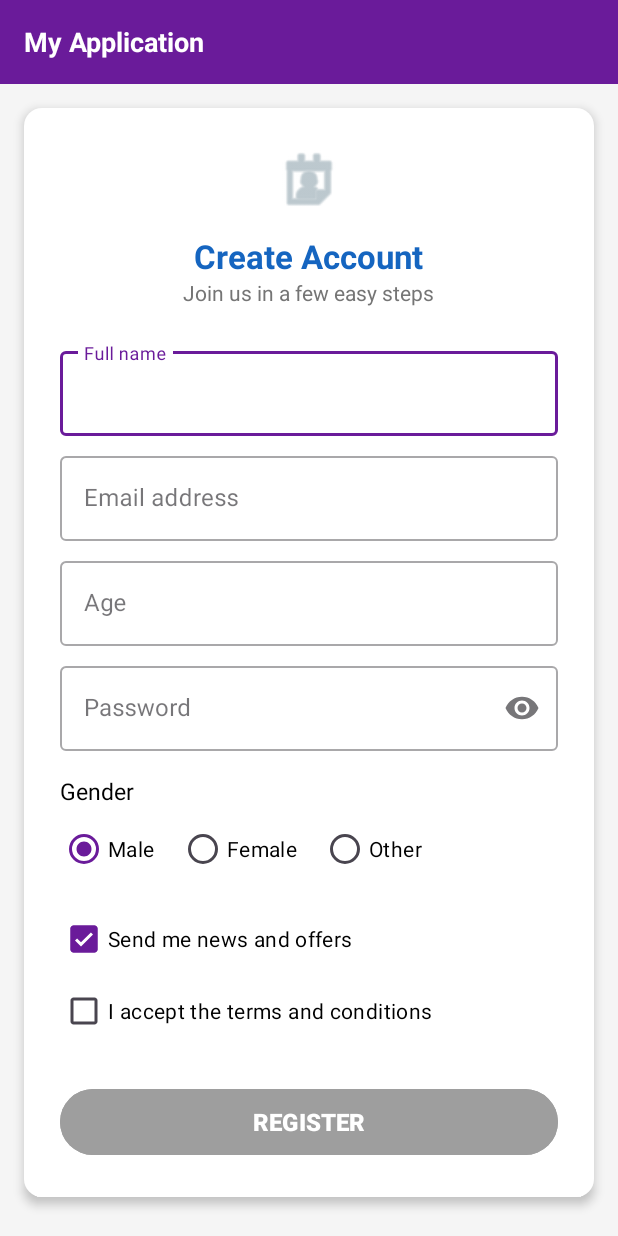
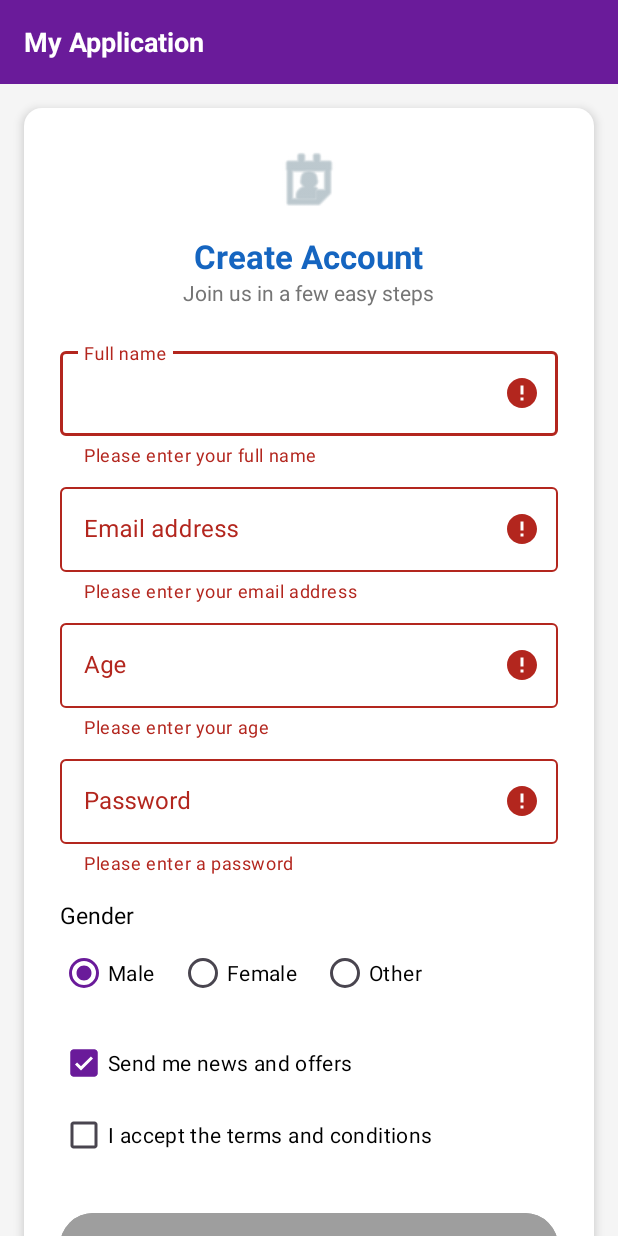
Before and after one commit to metide40/mobile-app-lab-task-1, an Android app: the screen it shows after launch (CreateAccountActivity), after a tap on "REGISTER", on a phone screen of 412 x 824 dp. Run offline under Robolectric (Android 15) with nearby library versions, the phone set to English and light mode, and no system bars.

Commit message:
Add input verification for name, age range (0-150), email, password, and terms

```diff
--- a/app/src/main/java/com/example/lab_exercises/CreateAccountActivity.java
+++ b/app/src/main/java/com/example/lab_exercises/CreateAccountActivity.java
@@ -1,7 +1,10 @@
-package com.example.lab_exercises; // ← Change this to your real package name
+package com.example.lab_exercises;
 
 import android.content.Intent;
 import android.os.Bundle;
+import android.text.Editable;
+import android.text.TextWatcher;
+import android.util.Patterns;
 import android.widget.Button;
 import android.widget.CheckBox;
 import android.widget.RadioGroup;
@@ -10,9 +13,11 @@ import android.widget.Toast;
 import androidx.appcompat.app.AppCompatActivity;
 
 import com.google.android.material.textfield.TextInputEditText;
+import com.google.android.material.textfield.TextInputLayout;
 
 public class CreateAccountActivity extends AppCompatActivity {
 
+    private TextInputLayout tilFullName, tilEmail, tilAge, tilPassword;
     private TextInputEditText etFullName, etEmail, etAge, etPassword;
     private RadioGroup rgGender;
     private CheckBox cbNews, cbTerms;
@@ -23,42 +28,144 @@ public class CreateAccountActivity extends AppCompatActivity {
         super.onCreate(savedInstanceState);
         setContentView(R.layout.activity_create_account);
 
-        // Find views
+        // Find TextInputLayouts
+        tilFullName = findViewById(R.id.tilFullName);
+        tilEmail = findViewById(R.id.tilEmail);
+        tilAge = findViewById(R.id.tilAge);
+        tilPassword = findViewById(R.id.tilPassword);
+
+        // Find EditTexts
         etFullName = findViewById(R.id.etFullName);
         etEmail = findViewById(R.id.etEmail);
         etAge = findViewById(R.id.etAge);
         etPassword = findViewById(R.id.etPassword);
+
+        // Find other input views
         rgGender = findViewById(R.id.rgGender);
         cbNews = findViewById(R.id.cbNews);
         cbTerms = findViewById(R.id.cbTerms);
         btnRegister = findViewById(R.id.btnRegister);
 
+        // Automatically clear validation errors when user types
+        setupErrorClearing();
+
         // Register button click
-        btnRegister.setOnClickListener(v -> {
+        btnRegister.setOnClickListener(v -> validateAndRegister());
+    }
+
+    private void setupErrorClearing() {
+        clearErrorOnType(etFullName, tilFullName);
+        clearErrorOnType(etEmail, tilEmail);
+        clearErrorOnType(etAge, tilAge);
+        clearErrorOnType(etPassword, tilPassword);
+    }
+
+    private void clearErrorOnType(TextInputEditText editText, TextInputLayout inputLayout) {
+        if (editText != null && inputLayout != null) {
+            editText.addTextChangedListener(new TextWatcher() {
+                @Override
+                public void beforeTextChanged(CharSequence s, int start, int count, int after) {}
+
+                @Override
+                public void onTextChanged(CharSequence s, int start, int before, int count) {
+                    inputLayout.setError(null);
+                }
+
+                @Override
+                public void afterTextChanged(Editable s) {}
+            });
+        }
+    }
+
+    private void validateAndRegister() {
+        // Clear previous error messages
+        tilFullName.setError(null);
+        tilEmail.setError(null);
+        tilAge.setError(null);
+        tilPassword.setError(null);
+
+        boolean isValid = true;
+
+        String name = etFullName.getText() != null ? etFullName.getText().toString().trim() : "";
+        String email = etEmail.getText() != null ? etEmail.getText().toString().trim() : "";
+        String ageStr = etAge.getText() != null ? etAge.getText().toString().trim() : "";
+        String password = etPassword.getText() != null ? etPassword.getText().toString() : "";
+
+        // 1. Name verification: cannot be empty, must NOT contain any numbers, letters/spaces only
+        if (name.isEmpty()) {
+            tilFullName.setError("Please enter your full name");
+            isValid = false;
+        } else if (name.matches(".*\\d.*")) {
+            tilFullName.setError("Name cannot contain numbers");
+            isValid = false;
+        } else if (!name.matches("^[a-zA-Z\\s'\\-.]+$")) {
+            tilFullName.setError("Name can only contain letters");
+            isValid = false;
+        } else if (name.length() < 2) {
+            tilFullName.setError("Name must be at least 2 characters");
+            isValid = false;
+        }
+
+        // 2. Email verification: cannot be empty, must match valid email format
+        if (email.isEmpty()) {
+            tilEmail.setError("Please enter your email address");
+            isValid = false;
+        } else if (!Patterns.EMAIL_ADDRESS.matcher(email).matches()) {
+            tilEmail.setError("Please enter a valid email address");
+            isValid = false;
+        }
+
+        // 3. Age verification: integer only, range 0 to 150
+        if (ageStr.isEmpty()) {
+            tilAge.setError("Please enter your age");
+            isValid = false;
+        } else {
+            try {
+                int age = Integer.parseInt(ageStr);
+                if (age < 0 || age > 150) {
+                    tilAge.setError("Age must be between 0 and 150");
+                    isValid = false;
+                }
+            } catch (NumberFormatException e) {
+                tilAge.setError("Age must be a valid integer");
+                isValid = false;
+            }
+        }
+
+        // 4. Password verification: cannot be empty, minimum 6 characters
+        if (password.isEmpty()) {
+            tilPassword.setError("Please enter a password");
+            isValid = false;
+        } else if (password.length() < 6) {
+            tilPassword.setError("Password must be at least 6 characters");
+            isValid = false;
+        }
+
+        // 5. Gender verification
+        if (rgGender.getCheckedRadioButtonId() == -1) {
+            Toast.makeText(this, "Please select your gender", Toast.LENGTH_SHORT).show();
+            isValid = false;
+        }
+
+        // 6. Terms & conditions checkbox
         if (!cbTerms.isChecked()) {
             Toast.makeText(this, "Please accept the terms and conditions", Toast.LENGTH_SHORT).show();
-                return;
+            isValid = false;
         }
 
-            String name = etFullName.getText().toString().trim();
-            String email = etEmail.getText().toString().trim();
-            String age = etAge.getText().toString().trim();
-            String password = etPassword.getText().toString().trim();
-
-            if (name.isEmpty() || email.isEmpty() || age.isEmpty() || password.isEmpty()) {
-                Toast.makeText(this, "Please fill all fields", Toast.LENGTH_SHORT).show();
+        // If any validation failed, stop here
+        if (!isValid) {
             return;
         }
 
         // Success message
         Toast.makeText(this, "Account created successfully!", Toast.LENGTH_SHORT).show();
 
-            // Go to Settings screen
+        // Navigate to Settings screen with verified user info
         Intent intent = new Intent(CreateAccountActivity.this, SettingsActivity.class);
         intent.putExtra("USER_NAME", name);
         intent.putExtra("USER_EMAIL", email);
         startActivity(intent);
-            finish(); // Close this screen
-        });
+        finish(); // Close CreateAccount screen
     }
 }
--- a/app/src/main/res/layout/activity_create_account.xml
+++ b/app/src/main/res/layout/activity_create_account.xml
@@ -70,6 +70,7 @@
 
             <!-- Full name -->
             <com.google.android.material.textfield.TextInputLayout
+                android:id="@+id/tilFullName"
                 android:layout_width="match_parent"
                 android:layout_height="wrap_content"
                 android:hint="Full name"
@@ -84,6 +85,7 @@
 
             <!-- Email -->
             <com.google.android.material.textfield.TextInputLayout
+                android:id="@+id/tilEmail"
                 android:layout_width="match_parent"
                 android:layout_height="wrap_content"
                 android:layout_marginTop="8dp"
@@ -99,6 +101,7 @@
 
             <!-- Age -->
             <com.google.android.material.textfield.TextInputLayout
+                android:id="@+id/tilAge"
                 android:layout_width="match_parent"
                 android:layout_height="wrap_content"
                 android:layout_marginTop="8dp"
@@ -114,6 +117,7 @@
 
             <!-- Password -->
             <com.google.android.material.textfield.TextInputLayout
+                android:id="@+id/tilPassword"
                 android:layout_width="match_parent"
                 android:layout_height="wrap_content"
                 android:layout_marginTop="8dp"
```
Lines whose indentation alone changed are shown as unchanged.
